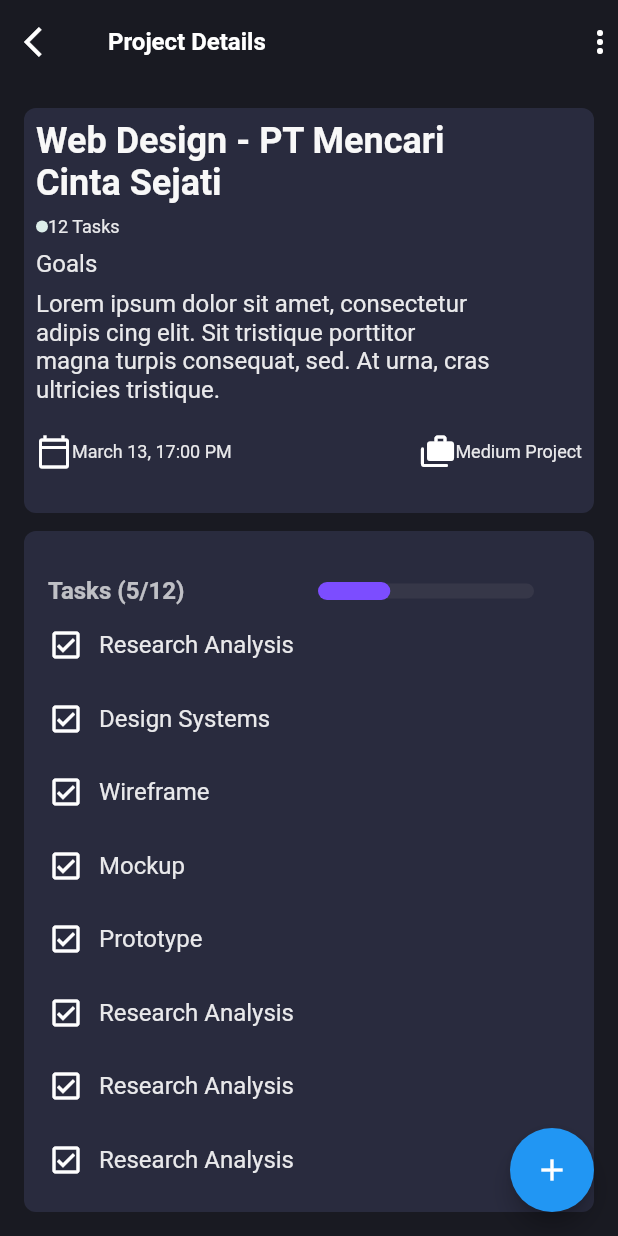
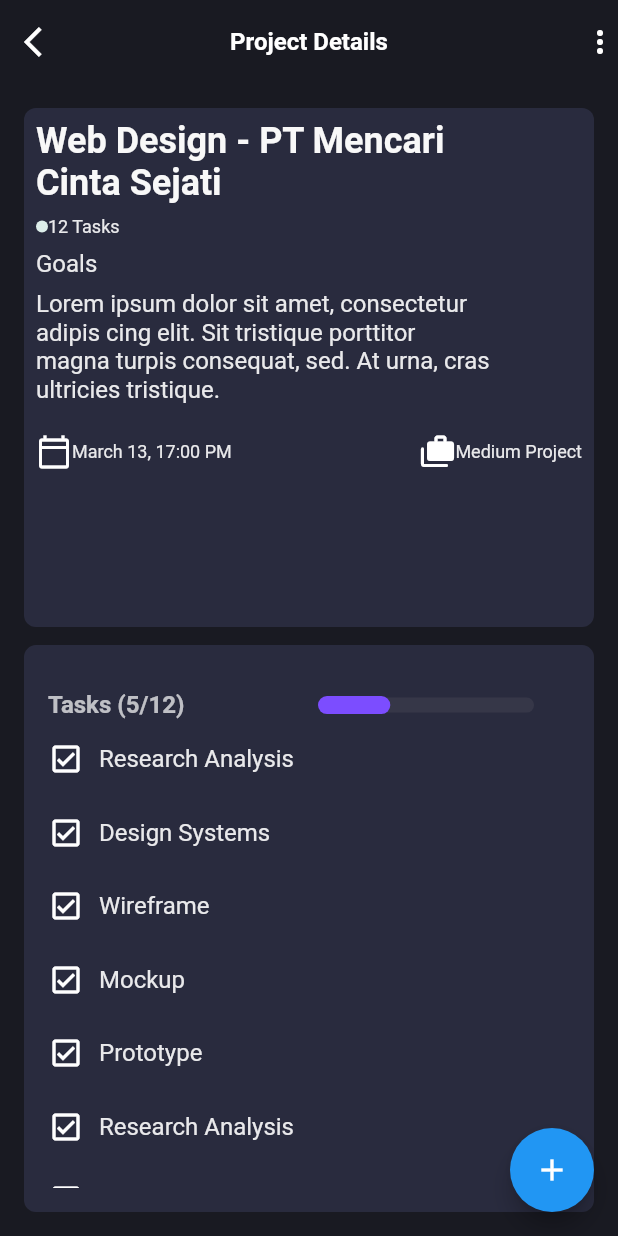
Before and after one commit to Somrat-H/Task-Management-Mobile-App-UI, a Flutter app: the ProjectDetails screen opened directly, on a phone screen of 412 x 824 dp. Run offline on Flutter 3.47's test engine with Material 2 defaults, Android fonts, the phone set to English and light mode, and no system bars; Roboto replaces fonts that are missing (NUnit).

Commit message:
simple modify

```diff
--- a/lib/ widget/custom_project_deatils.dart
+++ b/lib/ widget/custom_project_deatils.dart
@@ -17,6 +17,7 @@ class ProjectDetails extends StatelessWidget {
       ),
       appBar: AppBar(
         elevation: 0,
+        centerTitle: true,
         backgroundColor: Color(0xff191A22),
         title: myStyle('Project Details', 16, Colors.white, FontWeight.w700),
         leading: IconButton(
@@ -35,7 +36,7 @@ class ProjectDetails extends StatelessWidget {
         child: Column(
           children: [
              Container(
-               height: 270,
+               height: MediaQuery.of(context).size.height * .42,
                width: double.infinity,
               decoration: BoxDecoration(
                 color: Color(0xff292B3E),
```
